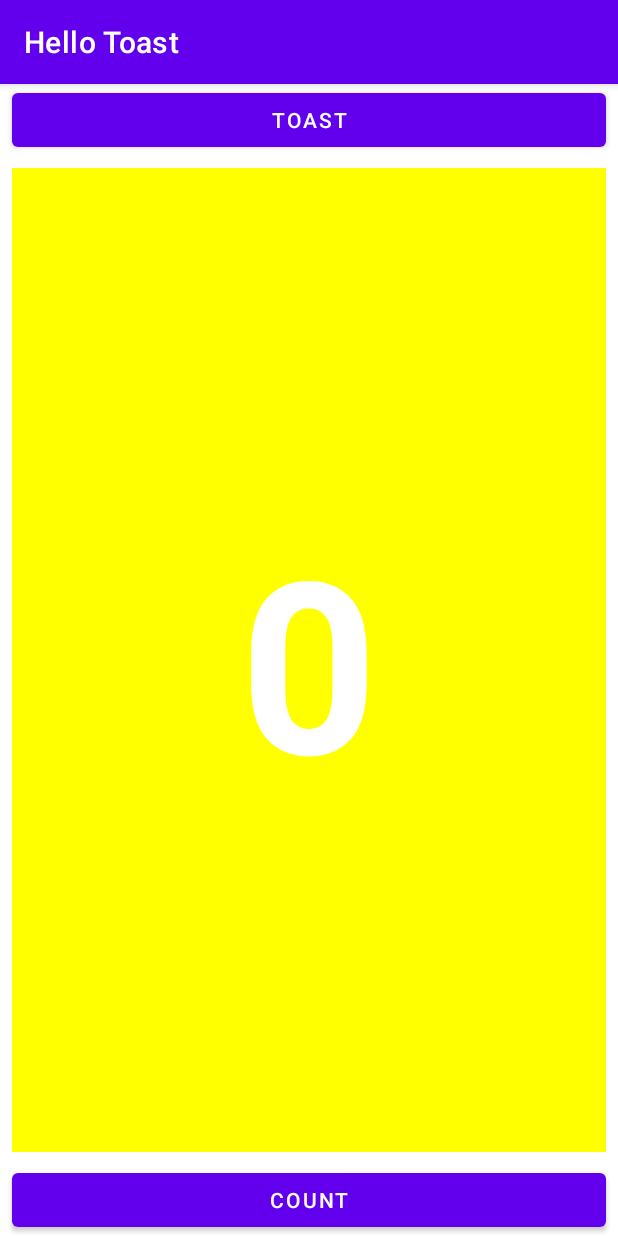
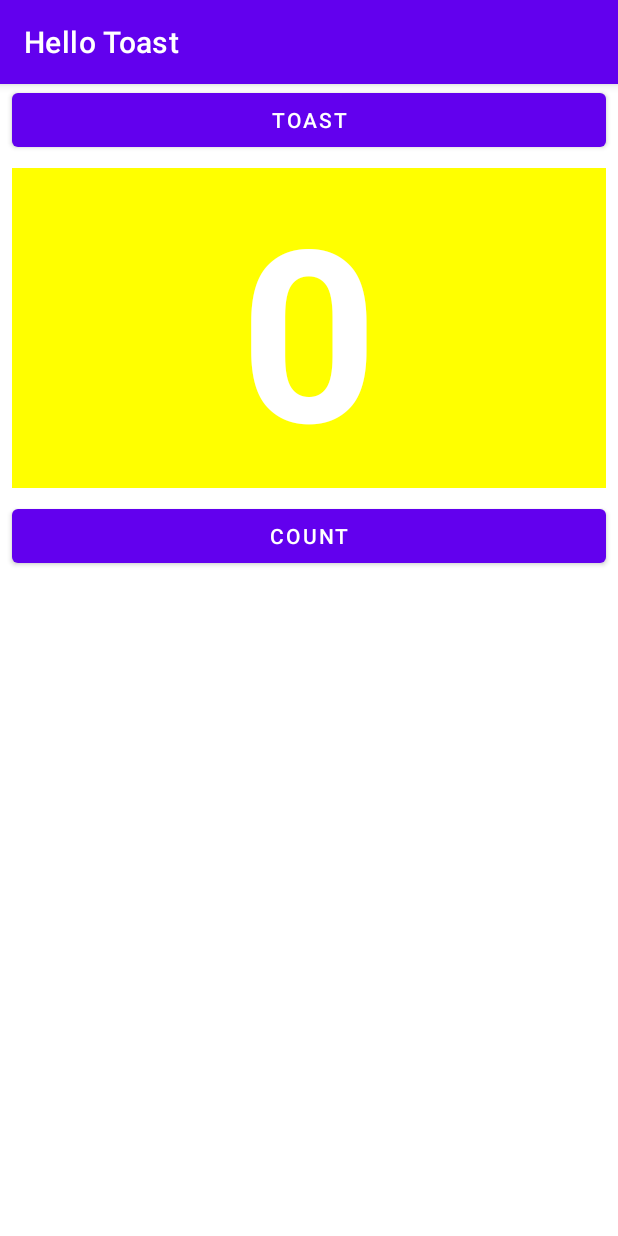
Before and after one commit to syarifmuhammad/belajar-android, an Android app: the screen it shows after launch (MainActivity), on a phone screen of 412 x 824 dp. Run offline under Robolectric (Android 15) with nearby library versions, the phone set to English and light mode, and no system bars.

Commit message:
relative layout

```diff
--- a/app/src/main/res/layout/activity_main.xml
+++ b/app/src/main/res/layout/activity_main.xml
@@ -1,5 +1,5 @@
 <?xml version="1.0" encoding="utf-8"?>
-<LinearLayout xmlns:android="http://schemas.android.com/apk/res/android"
+<RelativeLayout xmlns:android="http://schemas.android.com/apk/res/android"
     xmlns:app="http://schemas.android.com/apk/res-auto"
     xmlns:tools="http://schemas.android.com/tools"
     android:layout_width="match_parent"
@@ -31,8 +31,10 @@
         android:textColor="#FFFFFF"
         android:textSize="160sp"
         android:textStyle="bold"
-        android:layout_weight="1"
-        tools:ignore="RtlCompat" />
+        tools:ignore="RtlCompat"
+        android:layout_below="@id/buttonToast"
+        android:layout_alignParentLeft="true"
+        android:layout_alignParentStart="true" />
 
     <Button
         android:id="@+id/buttonCount"
@@ -41,6 +43,8 @@
         android:layout_marginStart="8dp"
         android:layout_marginEnd="8dp"
         android:onClick="countUp"
-        android:text="@string/buttonOfCount" />
+        android:text="@string/buttonOfCount"
+        android:layout_below="@id/countView"
+        android:layout_centerHorizontal="true"/>
 
-</LinearLayout>
+</RelativeLayout>
```
